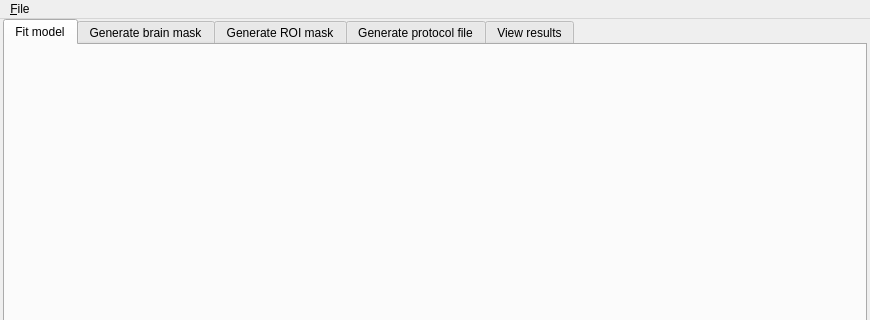
First picture: the form in mdt/data/qt_designs/main_gui.ui, repository robbert-harms/MDT, before the edit; both pictures show x 0 to 870 and y 0 to 320 of the 870 by 650 pixel window.
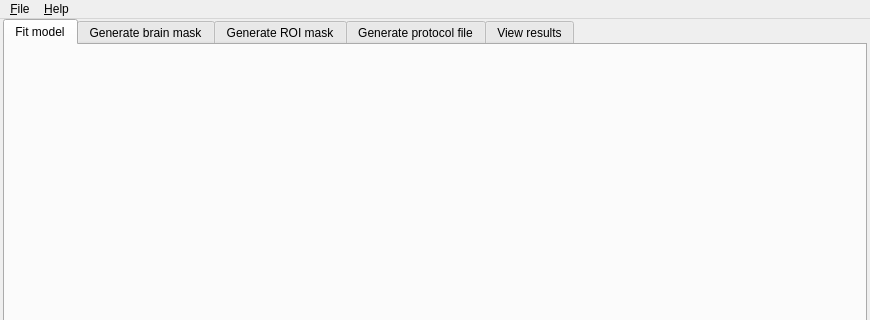
Second picture: the form after the edit. Icons and pictures are not drawn.

The edit to the form file:
```diff
--- a/mdt/data/qt_designs/main_gui.ui
+++ b/mdt/data/qt_designs/main_gui.ui
@@ -190,7 +190,14 @@
     <addaction name="separator"/>
     <addaction name="actionExit"/>
    </widget>
+   <widget class="QMenu" name="menuHelp">
+    <property name="title">
+     <string>&amp;Help</string>
+    </property>
+    <addaction name="actionAbout"/>
+   </widget>
    <addaction name="menuMenu"/>
+   <addaction name="menuHelp"/>
   </widget>
   <action name="actionExit">
    <property name="text">
```
Left out of the diff: 5 changed lines with no effect on the pictures.
